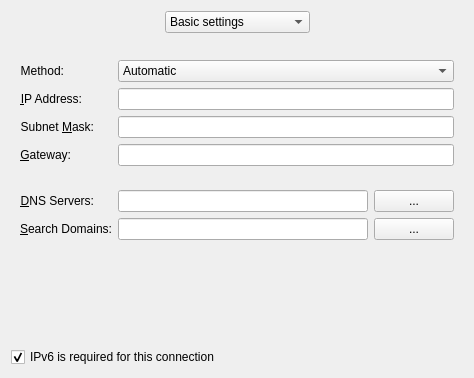
Old version of the form libs/ui/ipv6.ui in the repository KDE/networkmanagement.
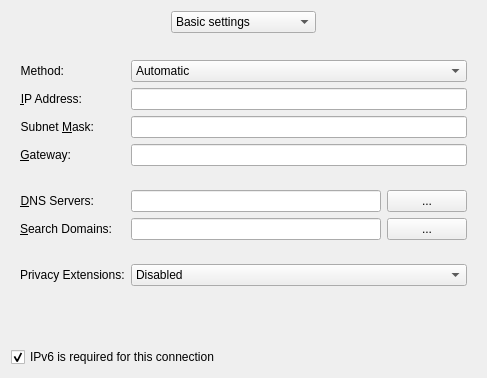
New version of the form. Custom widgets are drawn as their Qt base class.

Commit message: Add option to configure IPv6 Privacy Extension

```diff
--- a/libs/ui/ipv6.ui
+++ b/libs/ui/ipv6.ui
@@ -334,6 +334,32 @@
          </property>
         </spacer>
        </item>
+       <item row="8" column="1">
+        <widget class="QComboBox" name="privacy">
+         <item>
+          <property name="text">
+           <string>Disabled</string>
+          </property>
+         </item>
+         <item>
+          <property name="text">
+           <string>Enabled (prefer public address)</string>
+          </property>
+         </item>
+         <item>
+          <property name="text">
+           <string>Enabled (prefer temporary addresses)</string>
+          </property>
+         </item>
+        </widget>
+       </item>
+       <item row="8" column="0">
+        <widget class="QLabel" name="label_2">
+         <property name="text">
+          <string>Privacy Extensions:</string>
+         </property>
+        </widget>
+       </item>
       </layout>
      </widget>
      <widget class="QWidget" name="pageAdditionalAddresses">
```
Left out of the diff: 2 changed lines with no effect on the pictures. The commit also changes 5 other files.
